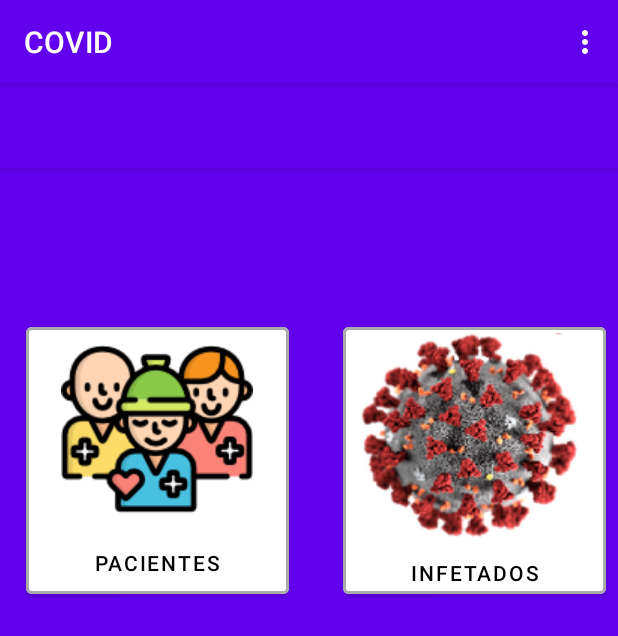
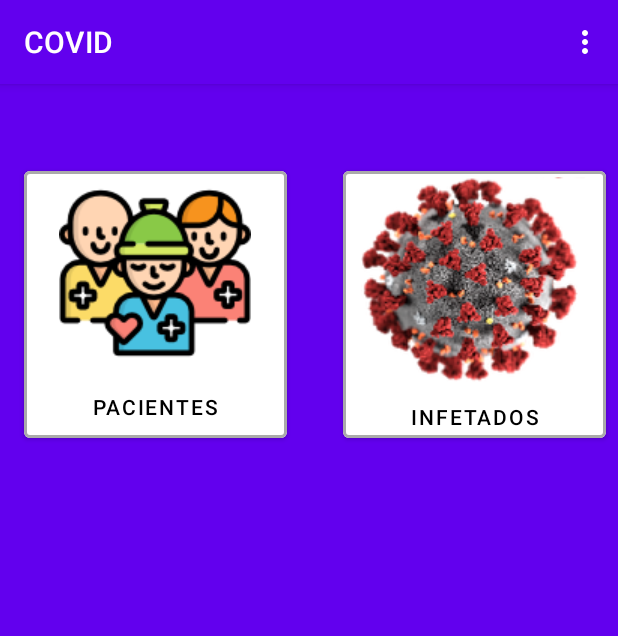
Before and after one commit to Pedromatos98/COVID, an Android app: the screen it shows after launch (MainActivity), on a phone screen of 412 x 824 dp. Shown: the top 636 px of the screen. Run offline under Robolectric (Android 15) with nearby library versions, the phone set to English and light mode, and no system bars; our stand-ins replace navigation-ui.

Commit message:
eliminada toolbar do layout activity_main

```diff
--- a/app/src/main/java/com/example/covid/MainActivity.kt
+++ b/app/src/main/java/com/example/covid/MainActivity.kt
@@ -70,8 +70,6 @@ class MainActivity : AppCompatActivity() {
                 R.menu.menu_elimina_paciente ->(DadosApp.fragment as EliminaPacienteFragment).processaOpcaoMenu(item)
                 R.menu.menu_lista_infetados ->(DadosApp.fragment as ListaInfetadosFragment).processaOpcaoMenu(item)
                 R.menu.menu_novo_infetado ->(DadosApp.fragment as NovoInfetadoFragment).processaOpcaoMenu(item)
-
-
                 else -> false
             }
         }
--- a/app/src/main/java/com/example/covid/NovoInfetadoFragment.kt
+++ b/app/src/main/java/com/example/covid/NovoInfetadoFragment.kt
@@ -105,7 +105,6 @@ class NovoInfetadoFragment : Fragment(), LoaderManager.LoaderCallbacks<Cursor>{
         navegaListaInfetados()
     }
 
-    @RequiresApi(Build.VERSION_CODES.O)
     fun processaOpcaoMenu(item: MenuItem): Boolean {
         when (item.itemId) {
             R.id.action_guardar_novo_infetado -> guardar()
--- a/app/src/main/res/layout/activity_main.xml
+++ b/app/src/main/res/layout/activity_main.xml
@@ -6,20 +6,6 @@
     android:layout_height="match_parent"
     tools:context=".MainActivity">
 
-    <com.google.android.material.appbar.AppBarLayout
-        android:layout_width="match_parent"
-        android:layout_height="wrap_content"
-        android:theme="@style/Theme.COVID.AppBarOverlay">
-
-        <androidx.appcompat.widget.Toolbar
-            android:id="@+id/toolbar"
-            android:layout_width="match_parent"
-            android:layout_height="wrap_content"
-            android:background="?attr/colorPrimary"
-            app:popupTheme="@style/Theme.COVID.PopupOverlay" />
-
-    </com.google.android.material.appbar.AppBarLayout>
-
     <include layout="@layout/content_main" />
 
 
--- a/app/src/main/res/layout/fragment_menu_principal.xml
+++ b/app/src/main/res/layout/fragment_menu_principal.xml
@@ -13,14 +13,14 @@
         android:layout_height="190dp"
         android:layout_marginStart="@dimen/margem_ecran"
         android:layout_marginLeft="@dimen/margem_ecran"
-        android:layout_marginTop="100dp"
+        android:layout_marginTop="52dp"
         android:drawableTop="@drawable/patient"
         android:scaleType="fitEnd"
         android:text="Pacientes"
         android:textColor="#000000"
         app:backgroundTint="#FFFFFF"
         app:layout_constraintEnd_toStartOf="@+id/buttonInfetados"
-        app:layout_constraintHorizontal_bias="0.21"
+        app:layout_constraintHorizontal_bias="0.173"
         app:layout_constraintStart_toStartOf="parent"
         app:layout_constraintTop_toTopOf="parent"
         app:strokeColor="#AAAAAA"
@@ -31,7 +31,7 @@
         android:layout_width="175dp"
         android:layout_height="190dp"
 
-        android:layout_marginTop="100dp"
+        android:layout_marginTop="52dp"
         android:layout_marginEnd="@dimen/margem_ecran"
         android:layout_marginRight="@dimen/margem_ecran"
         android:drawableTop="@drawable/covid"
--- a/app/src/main/res/menu/menu_principal.xml
+++ b/app/src/main/res/menu/menu_principal.xml
@@ -1,6 +1,9 @@
 <?xml version="1.0" encoding="utf-8"?>
 <menu xmlns:app="http://schemas.android.com/apk/res-auto"
-    xmlns:android="http://schemas.android.com/apk/res/android">
+    xmlns:android="http://schemas.android.com/apk/res/android"
+    xmlns:tools="http://schemas.android.com/tools"
+    tools:context="com.example.covid.MainActivity">
+
 
     <item
         android:id="@+id/action_settings"
```
